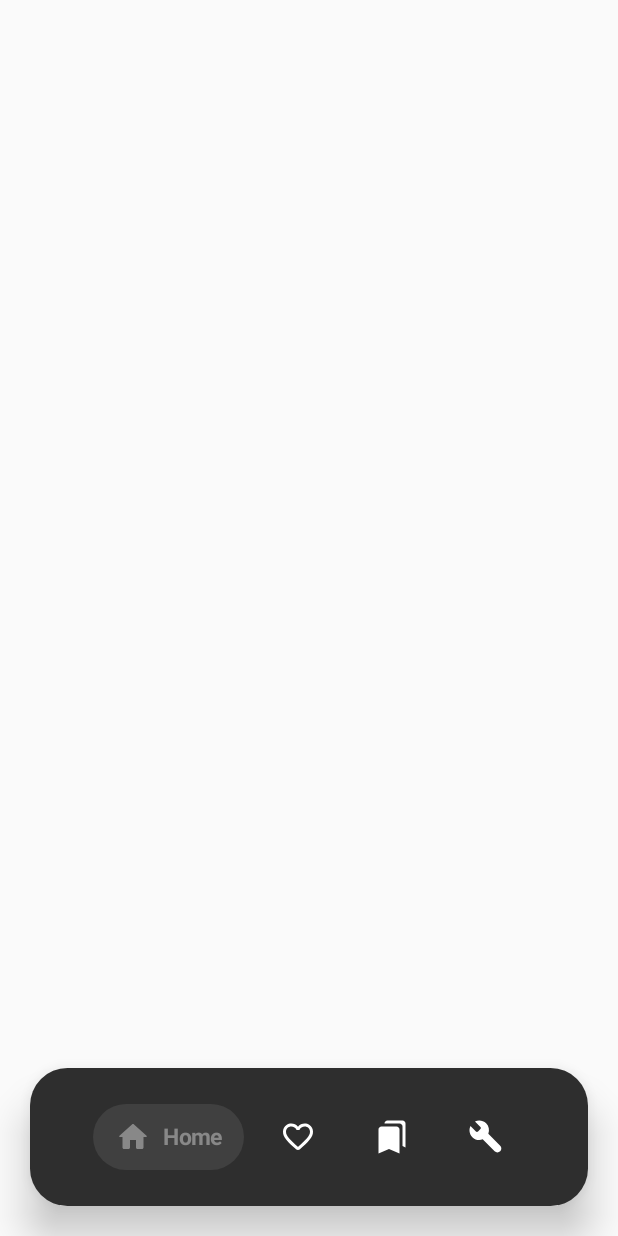
After one commit to st235/ExpandableBottomBar, an Android app: the JavaActivity screen opened directly, with no data from a screen before it, on a phone screen of 412 x 824 dp. The commit adds this screen. Run offline under Robolectric (Android 15) with nearby library versions, the phone set to English and light mode, and no system bars.

```diff
--- a/app/build.gradle
+++ b/app/build.gradle
@@ -20,7 +20,7 @@ android {
 }
 
 dependencies {
-    implementation project(':lib_expandablebottombar')
+    implementation 'com.github.st235:expandablebottombar:0.6'
     implementation "org.jetbrains.kotlin:kotlin-stdlib-jdk7:$kotlin_version"
     implementation 'com.android.support:appcompat-v7:28.0.0'
     implementation 'com.android.support.constraint:constraint-layout:1.1.3'
--- a/app/src/main/AndroidManifest.xml
+++ b/app/src/main/AndroidManifest.xml
@@ -12,10 +12,13 @@
         <activity android:name=".MainActivity">
             <intent-filter>
                 <action android:name="android.intent.action.MAIN"/>
+
                 <category android:name="android.intent.category.LAUNCHER"/>
             </intent-filter>
         </activity>
+        <activity android:name=".JavaActivity" />
         <activity android:name=".XmlDeclaredActivity"/>
         <activity android:name=".ProgrammaticallyCreatedDemoActivity"/>
     </application>
+
 </manifest>
--- /dev/null
+++ b/app/src/main/java/github/com/st235/expandablebottonbar/JavaActivity.java
@@ -0,0 +1,29 @@
+package github.com.st235.expandablebottonbar;
+
+import android.graphics.Color;
+import android.support.v7.app.AppCompatActivity;
+import android.os.Bundle;
+import github.com.st235.lib_expandablebottombar.ExpandableBottomBar;
+import github.com.st235.lib_expandablebottombar.ExpandableBottomBarMenuItem;
+
+public class JavaActivity extends AppCompatActivity {
+
+    private ExpandableBottomBar bottomBar;
+
+    @Override
+    protected void onCreate(Bundle savedInstanceState) {
+        super.onCreate(savedInstanceState);
+        setContentView(R.layout.activity_java);
+
+        bottomBar = findViewById(R.id.expandable_bottom_bar);
+
+        bottomBar.addItems(
+                new ExpandableBottomBarMenuItem.Builder()
+                        .addItem(R.id.icon_home, R.drawable.ic_home, R.string.text, Color.GRAY)
+                        .addItem(R.id.icon_likes, R.drawable.ic_likes, R.string.text2, Color.parseColor("#ff77a9"))
+                        .addItem(R.id.icon_bookmarks, R.drawable.ic_bookmarks, R.string.text3, Color.parseColor("#58a5f0"))
+                        .addItem(R.id.icon_settings, R.drawable.ic_settings, R.string.text4, Color.parseColor("#be9c91"))
+                        .build()
+        );
+    }
+}
--- a/app/src/main/java/github/com/st235/expandablebottonbar/MainActivity.kt
+++ b/app/src/main/java/github/com/st235/expandablebottonbar/MainActivity.kt
@@ -16,6 +16,7 @@ class MainActivity : AppCompatActivity() {
         addButton(rootView, "Navigate to XML Declared Menu", XmlDeclaredActivity::class.java)
         addButton(rootView, "Navigate to Programmatically Declared Menu",
             ProgrammaticallyCreatedDemoActivity::class.java)
+        addButton(rootView, "Java Interop with Expandable Menu", JavaActivity::class.java)
     }
 
     private fun addButton(root: ViewGroup,
--- /dev/null
+++ b/app/src/main/res/layout/activity_java.xml
@@ -0,0 +1,22 @@
+<?xml version="1.0" encoding="utf-8"?>
+<android.support.constraint.ConstraintLayout
+        xmlns:android="http://schemas.android.com/apk/res/android"
+        xmlns:tools="http://schemas.android.com/tools"
+        xmlns:app="http://schemas.android.com/apk/res-auto"
+        android:layout_width="match_parent"
+        android:layout_height="match_parent"
+        tools:context=".JavaActivity">
+
+    <github.com.st235.lib_expandablebottombar.ExpandableBottomBar
+            android:id="@+id/expandable_bottom_bar"
+            android:layout_width="0dp"
+            android:layout_height="wrap_content"
+            android:layout_margin="20dp"
+            app:backgroundCornerRadius="25dp"
+            app:backgroundColor="#2e2e2e"
+            app:itemInactiveColor="#fff"
+            app:layout_constraintBottom_toBottomOf="parent"
+            app:layout_constraintEnd_toEndOf="parent"
+            app:layout_constraintStart_toStartOf="parent" />
+
+</android.support.constraint.ConstraintLayout>
--- a/lib_expandablebottombar/src/main/java/github/com/st235/lib_expandablebottombar/ExpandableBottomBar.kt
+++ b/lib_expandablebottombar/src/main/java/github/com/st235/lib_expandablebottombar/ExpandableBottomBar.kt
@@ -20,7 +20,7 @@ internal const val NO_ID = 0
 typealias OnItemClickListener = (v: View, menuItem: ExpandableBottomBarMenuItem) -> Unit
 
 /**
- * Widget, which implements bottom bar navigation pattern
+ * Widget, which implements bottom bar navigation pattern xyn
  */
 class ExpandableBottomBar @JvmOverloads constructor(
     context: Context, attrs: AttributeSet? = null, defStyleAttr: Int = R.attr.expandableButtonBarDefaultStyle
```
Also changed, not shown: lib_expandablebottombar/build.gradle (+7 -8 lines), 2 other files. Lines whose indentation alone changed are shown as unchanged.
